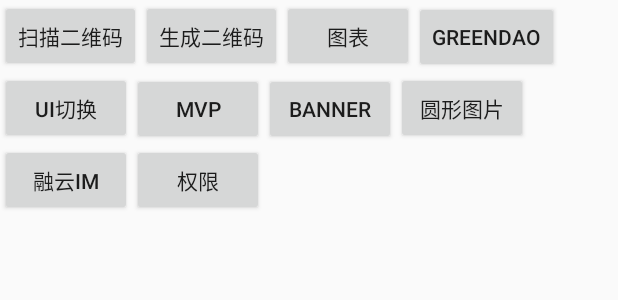
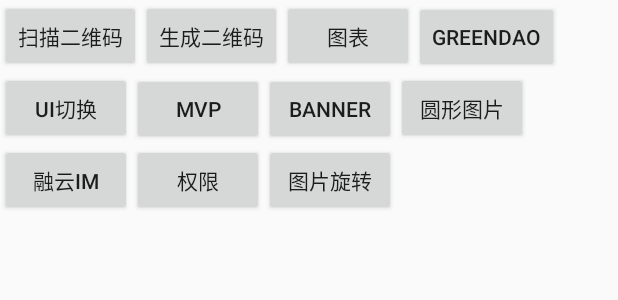
Before and after one commit to Fgfj/Retrofittest, an Android app: the layout activity_erweimacode.xml on its own in the app's theme, with its tools: preview values and no code run, on a phone screen of 412 x 824 dp. Shown: the top 300 px of the screen. Run offline under Robolectric (Android 15) with nearby library versions, the phone set to English and light mode, and no system bars.

Commit message:
图片旋转

```diff
--- a/app/src/main/AndroidManifest.xml
+++ b/app/src/main/AndroidManifest.xml
@@ -12,7 +12,7 @@
     <uses-permission android:name="android.permission.WRITE_EXTERNAL_STORAGE" />
     <uses-permission android:name="android.permission.CHANGE_WIFI_STATE" />
     <uses-permission android:name="android.permission.ACCESS_WIFI_STATE" />
-    <uses-permission android:name="android.permission.CALL_PHONE"/>
+    <uses-permission android:name="android.permission.CALL_PHONE" />
 
     <application
         android:name="testvh.yz.com.MyApplication"
@@ -129,7 +129,8 @@
             </intent-filter>
         </receiver>
 
-        <activity android:name="testvh.yz.com.Perssion.PER_Act"></activity>
+        <activity android:name="testvh.yz.com.Perssion.PER_Act" />
+        <activity android:name="testvh.yz.com.Animation.Traslation_Act"></activity>
     </application>
 
 </manifest>
--- /dev/null
+++ b/app/src/main/java/testvh/yz/com/Animation/Rotate3dAnimation.java
@@ -0,0 +1,82 @@
+package testvh.yz.com.Animation;
+
+import android.graphics.Camera;
+import android.graphics.Matrix;
+import android.view.animation.Animation;
+import android.view.animation.Transformation;
+
+/**
+ * Created by yz on 2016/11/9.
+ */
+public class Rotate3dAnimation extends Animation {
+    private final float mFromDegrees;
+    private final float mToDegrees;
+    private final float mCenterX;
+    private final float mCenterY;
+    private final float mDepthZ;
+    private final boolean mReverse;
+    private Camera mCamera;
+    float scale = 1;    // <------- 像素密度
+    /**
+     * 创建一个绕y轴旋转的3D动画效果，旋转过程中具有深度调节，可以指定旋转中心。
+     *
+     * @param fromDegrees	起始时角度
+     * @param toDegrees 	结束时角度
+     * @param centerX 		旋转中心x坐标
+     * @param centerY 		旋转中心y坐标
+     * @param depthZ		最远到达的z轴坐标
+     * @param reverse 		true 表示由从0到depthZ，false相反
+     */
+    public Rotate3dAnimation(float fromDegrees, float toDegrees,
+                             float centerX, float centerY, float depthZ, boolean reverse) {
+        mFromDegrees = fromDegrees;
+        mToDegrees = toDegrees;
+        mCenterX = centerX;
+        mCenterY = centerY;
+        mDepthZ = depthZ;
+        mReverse = reverse;
+    }
+
+    @Override
+    public void initialize(int width, int height, int parentWidth, int parentHeight) {
+        super.initialize(width, height, parentWidth, parentHeight);
+        mCamera = new Camera();
+    }
+
+    @Override
+    protected void applyTransformation(float interpolatedTime, Transformation t) {
+        super.applyTransformation(interpolatedTime, t);
+        final float fromDegrees = mFromDegrees;
+        float degrees = fromDegrees + ((mToDegrees - fromDegrees) * interpolatedTime);
+        final float centerX = mCenterX;
+        final float centerY = mCenterY;
+        final Camera camera = mCamera;
+        final Matrix matrix = t.getMatrix();
+        camera.save();
+
+        // 调节深度
+        if (mReverse) {
+            camera.translate(0.0f, 0.0f, mDepthZ * interpolatedTime);
+        } else {
+            camera.translate(0.0f, 0.0f, mDepthZ * (1.0f - interpolatedTime));
+        }
+
+        // 绕y轴旋转
+        camera.rotateY(degrees);
+
+        camera.getMatrix(matrix);
+        camera.restore();
+
+
+        // 修正失真，主要修改 MPERSP_0 和 MPERSP_1
+        float[] mValues = new float[9];
+        matrix.getValues(mValues);			    //获取数值
+        mValues[6] = mValues[6]/scale;			//数值修正
+        mValues[7] = mValues[7]/scale;			//数值修正
+        matrix.setValues(mValues);			    //重新赋值
+
+        // 调节中心点
+        matrix.preTranslate(-centerX, -centerY);
+        matrix.postTranslate(centerX, centerY);
+    }
+}
--- a/app/src/main/java/testvh/yz/com/retrofittest/Erweimacode.java
+++ b/app/src/main/java/testvh/yz/com/retrofittest/Erweimacode.java
@@ -29,6 +29,7 @@ import java.lang.reflect.Field;
 import java.util.ArrayList;
 import java.util.List;
 
+import testvh.yz.com.Animation.Traslation_Act;
 import testvh.yz.com.Banner.BannerAct;
 import testvh.yz.com.Cirleroundview.Charttest;
 import testvh.yz.com.Perssion.PER_Act;
@@ -88,6 +89,8 @@ public class Erweimacode extends AppCompatActivity {
     public void 去融云片切换页面(View view) {startActivity(new Intent(this, Rongyun_Act.class));
     }
     public void 去权限切换页面(View view) {startActivity(new Intent(this, PER_Act.class));
+    }
+    public void 图片旋转(View view) {startActivity(new Intent(this, Traslation_Act.class));
     }
     @Override
     protected void onResume() {
--- a/app/src/main/res/layout/activity_erweimacode.xml
+++ b/app/src/main/res/layout/activity_erweimacode.xml
@@ -69,6 +69,11 @@
             android:text="权限"
             android:layout_width="wrap_content"
             android:layout_height="wrap_content" />
+        <Button
+            android:onClick="图片旋转"
+            android:text="图片旋转"
+            android:layout_width="wrap_content"
+            android:layout_height="wrap_content" />
     </LinearLayout>
 
     <ImageView
```
Also changed, not shown: app/src/main/java/testvh/yz/com/Animation/Traslation_Act.java (added, +37 -0 lines), app/src/main/res/layout/activity_traslation_.xml (added, +13 -0 lines).
